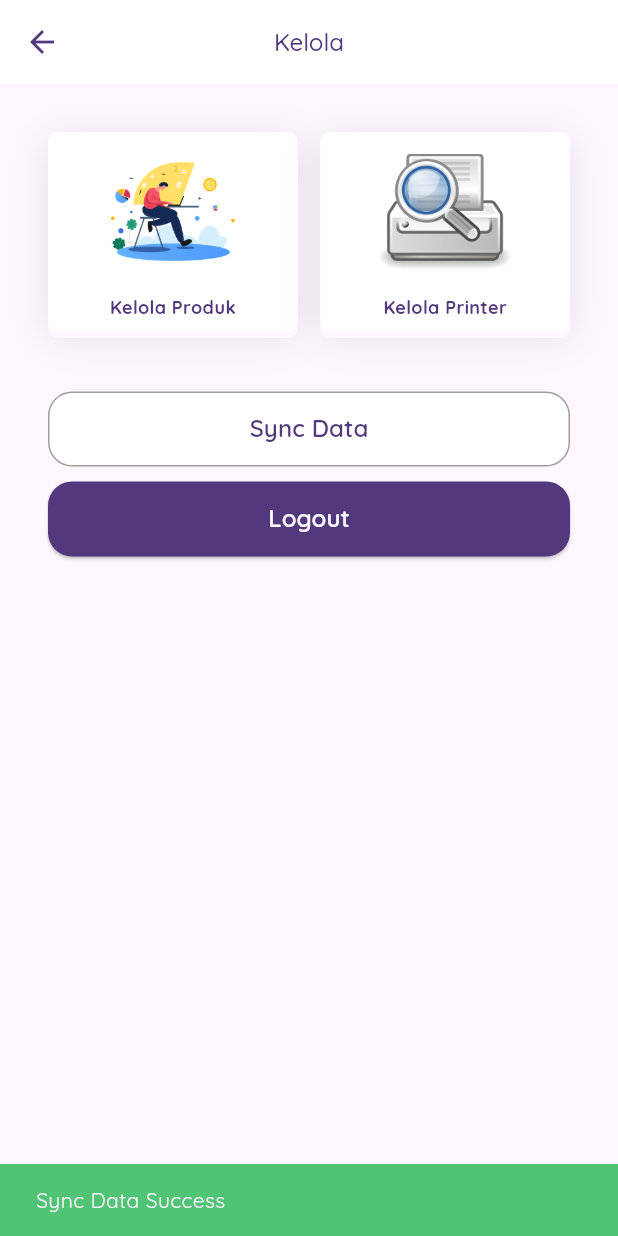
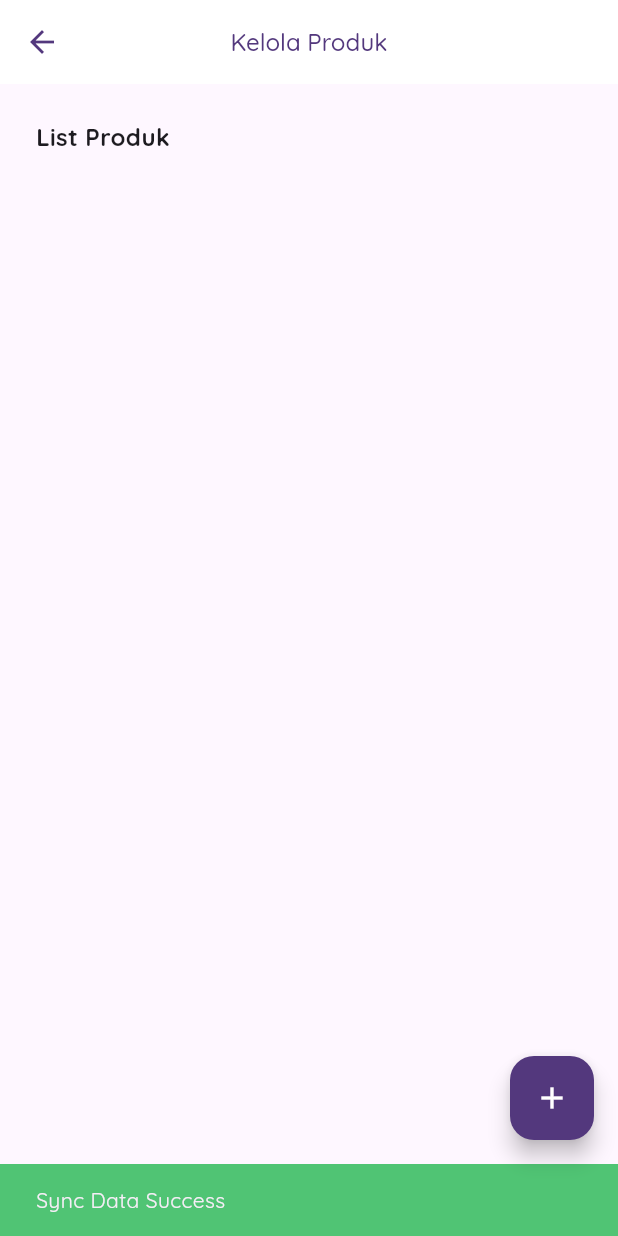
Before and after one commit to Finfrenchs/pos-app, a Flutter app: the ManageMenuPage screen opened directly, after a tap on "Kelola Produk", on a phone screen of 412 x 824 dp. Run offline on Flutter 3.47's test engine with Material 3 defaults, Android fonts, the phone set to English and light mode, and no system bars; our stand-ins replace bloc, cached_network_image, dartz, flutter_bloc, flutter_svg, freezed_annotation and 4 more; missing offline and left inert: esc_pos_utils_plus, print_bluetooth_thermal; accounts and stored records are empty.

Commit message:
add product to local database with sqlite

```diff
--- a/lib/core/components/buttons.dart
+++ b/lib/core/components/buttons.dart
@@ -18,6 +18,7 @@ class Button extends StatelessWidget {
     this.icon,
     this.disabled = false,
     this.fontSize = 16.0,
+    this.fontWeight = FontWeight.w600,
   });
 
   const Button.outlined({
@@ -33,6 +34,7 @@ class Button extends StatelessWidget {
     this.icon,
     this.disabled = false,
     this.fontSize = 16.0,
+    this.fontWeight = FontWeight.w600,
   });
 
   final Function() onPressed;
@@ -46,6 +48,7 @@ class Button extends StatelessWidget {
   final Widget? icon;
   final bool disabled;
   final double fontSize;
+  final FontWeight fontWeight;
 
   @override
   Widget build(BuildContext context) {
@@ -71,7 +74,7 @@ class Button extends StatelessWidget {
                     style: TextStyle(
                       color: textColor,
                       fontSize: fontSize,
-                      fontWeight: FontWeight.w600,
+                      fontWeight: fontWeight,
                     ),
                   ),
                 ],
@@ -96,7 +99,7 @@ class Button extends StatelessWidget {
                     style: TextStyle(
                       color: textColor,
                       fontSize: fontSize,
-                      fontWeight: FontWeight.w600,
+                      fontWeight: fontWeight,
                     ),
                   ),
                 ],
--- a/lib/core/components/image_picker_widget.dart
+++ b/lib/core/components/image_picker_widget.dart
@@ -91,7 +91,7 @@ class _ImagePickerWidgetState extends State<ImagePickerWidget> {
                   width: 127.0,
                   onPressed: _pickImage,
                   label: 'Choose Photo',
-                  fontSize: 12.0,
+                  fontSize: 10.0,
                   borderRadius: 5.0,
                 ),
               ),
--- a/lib/core/constants/colors.dart
+++ b/lib/core/constants/colors.dart
@@ -12,6 +12,8 @@ class AppColors {
 
   /// light = #C7D0EB
   static const Color blueLight = Color(0xffC7D0EB);
+
+  static const Color purpleLight = Color.fromARGB(255, 213, 199, 235);
 
   /// black = #000000
   static const Color black = Color(0xff000000);
--- a/lib/core/constants/variables.dart
+++ b/lib/core/constants/variables.dart
@@ -1,4 +1,4 @@
 class Variables {
-  static const String baseUrl = 'http://10.1.10.128:8000/';
+  static const String baseUrl = 'http://10.1.10.152:8000/';
   static const String imageBaseUrl = '${baseUrl}storage/products/';
 }
--- a/lib/data/datasources/product_local_datasource.dart
+++ b/lib/data/datasources/product_local_datasource.dart
@@ -30,7 +30,9 @@ class ProductLocalDatasource {
         price INTEGER,
         stock INTEGER,
         image TEXT,
-        category TEXT
+        category TEXT,
+        is_best_seller INTEGER,
+        is_sync INTEGER DEFAULT 0
       )
     ''');
   }
@@ -38,15 +40,17 @@ class ProductLocalDatasource {
   Future<Database> get database async {
     if (_database != null) return _database!;
 
-    _database = await _initDB('pos1.db');
+    _database = await _initDB('pos3.db');
     return _database!;
   }
 
+  //Remove all data product
   Future<void> removeAllProduct() async {
     final db = await instance.database;
     await db.delete(tableProducts);
   }
 
+  //Insert data Product from list product
   Future<void> insertAllProduct(List<Product> products) async {
     final db = await instance.database;
     for (var product in products) {
@@ -54,6 +58,14 @@ class ProductLocalDatasource {
     }
   }
 
+  //Insert data product
+  Future<Product> insertProduct(Product product) async {
+    final db = await instance.database;
+    int id = await db.insert(tableProducts, product.toMap());
+    return product.copyWith(id: id);
+  }
+
+  //Get All Data Product
   Future<List<Product>> getAllProduct() async {
     final db = await instance.database;
     final result = await db.query(tableProducts);
--- a/lib/data/models/response/product_response_model.dart
+++ b/lib/data/models/response/product_response_model.dart
@@ -1,3 +1,4 @@
+// ignore_for_file: public_member_api_docs, sort_constructors_first
 import 'dart:convert';
 
 class ProductResponseModel {
@@ -31,24 +32,28 @@ class ProductResponseModel {
 }
 
 class Product {
-  final int id;
+  final int? id;
   final String name;
-  final String description;
+  final String? description;
   final int price;
   final int stock;
   final String category;
   final String image;
+  final bool isBestSeller;
+  final bool isSync;
   final DateTime? createdAt;
   final DateTime? updatedAt;
 
   Product({
-    required this.id,
+    this.id,
     required this.name,
-    required this.description,
+    this.description,
     required this.price,
     required this.stock,
     required this.category,
     required this.image,
+    this.isBestSeller = false,
+    this.isSync = true,
     this.createdAt,
     this.updatedAt,
   });
@@ -65,6 +70,12 @@ class Product {
         stock: json["stock"],
         category: json["category"],
         image: json["image"] ?? '',
+        isBestSeller: json["is_best_seller"] == 1 ? true : false,
+        isSync: json["is_sync"] == null
+            ? true
+            : json["is_sync"] == 1
+                ? true
+                : false,
         // createdAt: DateTime.parse(json["created_at"]),
         // updatedAt: DateTime.parse(json["updated_at"]),
       );
@@ -77,7 +88,37 @@ class Product {
         "stock": stock,
         "category": category,
         "image": image,
+        "is_best_seller": isBestSeller ? 1 : 0,
+        "is_sync": isSync ? 1 : 0,
         // "created_at": createdAt.toIso8601String(),
         // "updated_at": updatedAt.toIso8601String(),
       };
+
+  Product copyWith({
+    int? id,
+    String? name,
+    String? description,
+    int? price,
+    int? stock,
+    String? category,
+    String? image,
+    bool? isBestSeller,
+    bool? isSync,
+    DateTime? createdAt,
+    DateTime? updatedAt,
+  }) {
+    return Product(
+      id: id ?? this.id,
+      name: name ?? this.name,
+      description: description ?? this.description,
+      price: price ?? this.price,
+      stock: stock ?? this.stock,
+      category: category ?? this.category,
+      image: image ?? this.image,
+      isBestSeller: isBestSeller ?? this.isBestSeller,
+      isSync: isSync ?? this.isSync,
+      createdAt: createdAt ?? this.createdAt,
+      updatedAt: updatedAt ?? this.updatedAt,
+    );
+  }
 }
--- a/lib/presentation/home/bloc/product/product_event.dart
+++ b/lib/presentation/home/bloc/product/product_event.dart
@@ -7,4 +7,5 @@ class ProductEvent with _$ProductEvent {
   const factory ProductEvent.fetchByCategory(String category) =
       _FetchByCategory;
   const factory ProductEvent.fetchLocal() = _FetchLocal;
+  const factory ProductEvent.addProduct(Product product) = _AddProduct;
 }
--- a/lib/presentation/manage/pages/manage_menu_page.dart
+++ b/lib/presentation/manage/pages/manage_menu_page.dart
@@ -4,6 +4,7 @@ import 'package:pos_app/core/components/buttons.dart';
 import 'package:pos_app/core/extensions/build_context_ext.dart';
 import 'package:pos_app/data/datasources/product_local_datasource.dart';
 import 'package:pos_app/presentation/home/bloc/product/product_bloc.dart';
+import 'package:pos_app/presentation/manage/pages/manage_products_page.dart';
 
 import '../../../core/assets/assets.gen.dart';
 import '../../../core/components/menu_button.dart';
@@ -35,7 +36,9 @@ class ManageMenuPage extends StatelessWidget {
                 MenuButton(
                   iconPath: Assets.images.manageProduct.path,
                   label: 'Kelola Produk',
-                  onPressed: () {},
+                  onPressed: () {
+                    context.push(const ManageProductsPage());
+                  },
                   isImage: true,
                 ),
                 const SpaceWidth(15.0),
--- /dev/null
+++ b/lib/presentation/manage/pages/manage_products_page.dart
@@ -0,0 +1,108 @@
+import 'package:flutter/material.dart';
+import 'package:flutter_bloc/flutter_bloc.dart';
+import 'package:pos_app/core/constants/colors.dart';
+import 'package:pos_app/core/extensions/build_context_ext.dart';
+import 'package:pos_app/presentation/home/bloc/product/product_bloc.dart';
+
+import '../../../core/components/spaces.dart';
+import '../widgets/menu_product_item.dart';
+import 'add_product_page.dart';
+
+class ManageProductsPage extends StatefulWidget {
+  const ManageProductsPage({super.key});
+
+  @override
+  State<ManageProductsPage> createState() => _ManageProductsPageState();
+}
+
+class _ManageProductsPageState extends State<ManageProductsPage> {
+  // final List<ProductModel> products = [
+  //   ProductModel(
+  //     image: Assets.images.f1.path,
+  //     name: 'Vanila Late Vanila itu',
+  //     category: ProductCategory.drink,
+  //     price: 200000,
+  //     stock: 10,
+  //   ),
+  //   ProductModel(
+  //     image: Assets.images.f2.path,
+  //     name: 'V60',
+  //     category: ProductCategory.drink,
+  //     price: 1200000,
+  //     stock: 10,
+  //   ),
+  //   ProductModel(
+  //     image: Assets.images.f3.path,
+  //     name: 'Americano',
+  //     category: ProductCategory.drink,
+  //     price: 2100000,
+  //     stock: 10,
+  //   ),
+  //   ProductModel(
+  //     image: Assets.images.f4.path,
+  //     name: 'Coklat',
+  //     category: ProductCategory.food,
+  //     price: 200000,
+  //     stock: 10,
+  //   ),
+  // ];
+  @override
+  Widget build(BuildContext context) {
+    return Scaffold(
+      appBar: AppBar(
+        title: const Text('Kelola Produk'),
+        centerTitle: true,
+      ),
+      body: ListView(
+        padding: const EdgeInsets.all(24.0),
+        children: [
+          const Text(
+            'List Produk',
+            style: TextStyle(
+              fontSize: 16,
+              fontWeight: FontWeight.w700,
+            ),
+          ),
+          const SpaceHeight(20.0),
+          BlocBuilder<ProductBloc, ProductState>(
+            builder: (context, state) {
+              return state.maybeWhen(
+                orElse: () {
+                  return const Center(
+                    child: CircularProgressIndicator(
+                      backgroundColor: AppColors.primary,
+                    ),
+                  );
+                },
+                success: (products) {
+                  return ListView.separated(
+                      padding: const EdgeInsets.only(bottom: 55),
+                      shrinkWrap: true,
+                      physics: const NeverScrollableScrollPhysics(),
+                      itemCount: products.length,
+                      separatorBuilder: (context, index) =>
+                          const SpaceHeight(20.0),
+                      itemBuilder: (context, index) {
+                        return MenuProductItem(
+                          data: products[index],
+                        );
+                      });
+                },
+              );
+            },
+          ),
+        ],
+      ),
+      floatingActionButton: FloatingActionButton(
+        backgroundColor: AppColors.primary,
+        onPressed: () {
+          context.push(const AddProductPage());
+        },
+        child: const Icon(
+          Icons.add,
+          color: AppColors.white,
+        ),
+      ),
+    );
+  }
+}
```
Also changed, not shown: lib/core/components/custom_dropdown.dart (+8 -8 lines), lib/presentation/home/bloc/product/product_bloc.dart (+9 -0 lines), lib/presentation/manage/models/category_model.dart (added, +12 -0 lines), lib/presentation/manage/pages/add_product_page.dart (added, +177 -0 lines), lib/presentation/manage/widgets/menu_product_item.dart (added, +180 -0 lines), lib/presentation/home/bloc/product/product_bloc.freezed.dart.
